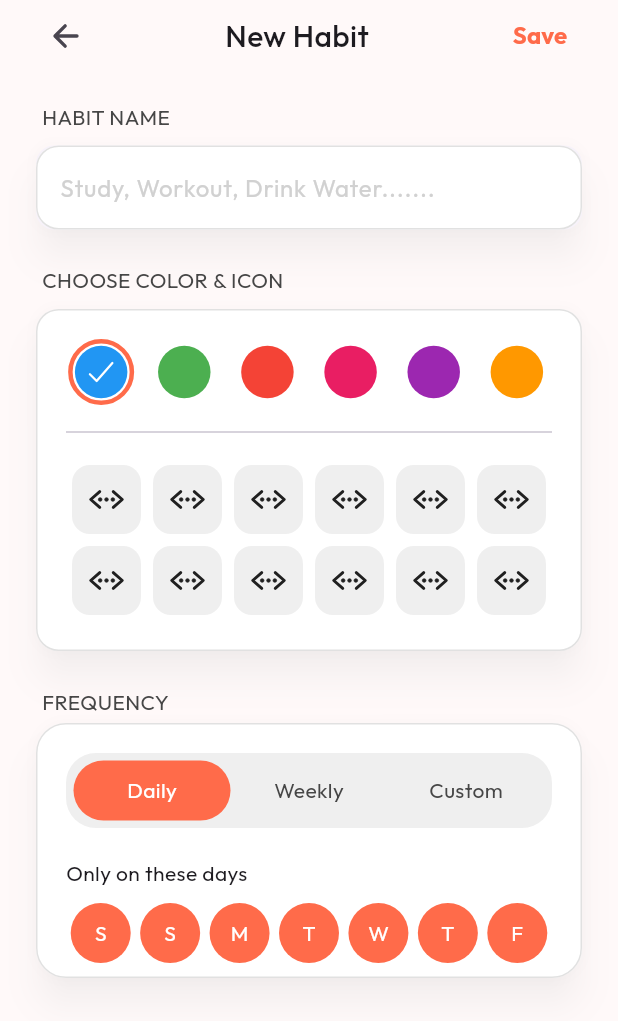
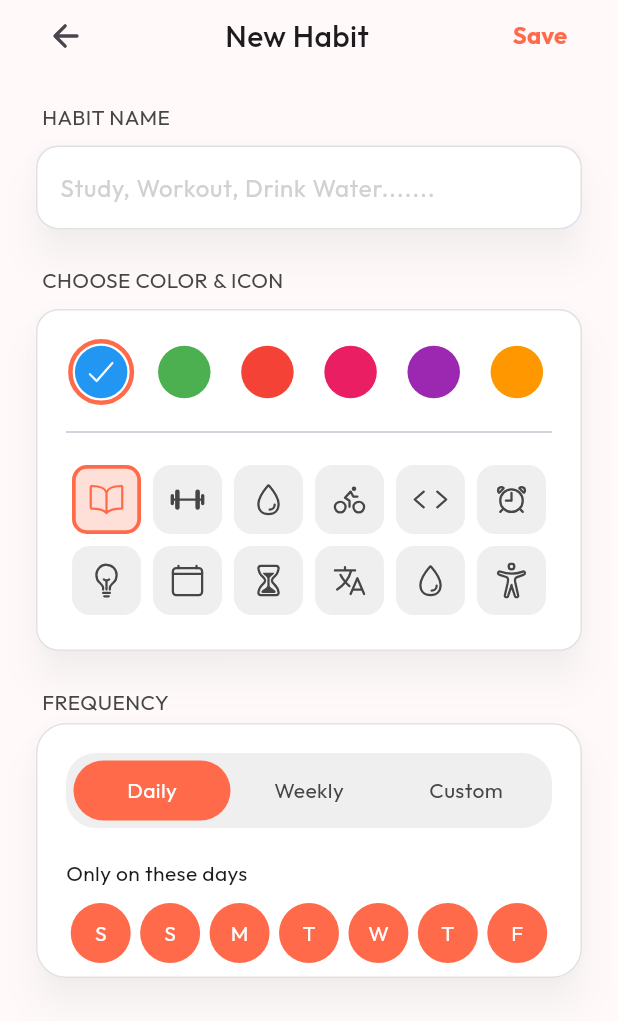
Before and after one commit to Preetham-Prasad-S/habit_tracker, a Flutter app: the HabitFormScreen screen opened directly, on a phone screen of 412 x 824 dp. Shown: the top 1021 px of the screen. Run offline on Flutter 3.47's test engine with Material 3 defaults, Android fonts, the phone set to English and light mode, and no system bars; our stand-ins replace get, google_fonts, ionicons, sqflite; accounts and stored records are empty.

Commit message:
Habit Form Colors section implementation on going.

```diff
--- /dev/null
+++ b/lib/core/utils/habit_colors.dart
@@ -0,0 +1,14 @@
+import 'package:flutter/material.dart';
+
+final class HabitColors {
+  HabitColors._();
+
+  static const Map<int, Color> habitColors = {
+    0: Colors.blue,
+    1: Colors.green,
+    2: Colors.red,
+    3: Colors.pink,
+    4: Colors.purple,
+    5: Colors.orange,
+  };
+}
--- /dev/null
+++ b/lib/core/utils/habit_icons.dart
@@ -0,0 +1,21 @@
+import 'package:flutter/material.dart';
+import 'package:ionicons/ionicons.dart';
+
+final class HabitIcons {
+  HabitIcons._();
+
+  static const Map<int, IconData> habitIcons = {
+    0: Ionicons.book_outline,
+    1: Ionicons.barbell_outline,
+    2: Ionicons.water_outline,
+    3: Ionicons.bicycle_outline,
+    4: Ionicons.code_outline,
+    5: Ionicons.alarm_outline,
+    6: Ionicons.bulb_outline,
+    7: Ionicons.calendar_clear_outline,
+    8: Ionicons.hourglass_outline,
+    9: Ionicons.language_outline,
+    10: Ionicons.water_outline,
+    11: Ionicons.accessibility_outline,
+  };
+}
--- a/lib/features/habit/presentation/controller/habit_form_controller.dart
+++ b/lib/features/habit/presentation/controller/habit_form_controller.dart
@@ -1,9 +1,14 @@
 import 'package:flutter/material.dart';
 import 'package:get/get.dart';
+import 'package:schedule_tracker/core/utils/habit_colors.dart';
+import 'package:schedule_tracker/core/utils/habit_icons.dart';
 
 class HabitFormController extends GetxController {
   final habitNameController = TextEditingController();
-  var selectedColor = 0.obs;
+  final habitColors = HabitColors.habitColors;
+  final habitIcons = HabitIcons.habitIcons;
+  final selectedColor = 0.obs;
+  final selectedIcon = 0.obs;
 
   @override
   void onClose() {
--- a/lib/features/habit/presentation/screens/habit_form_screen.dart
+++ b/lib/features/habit/presentation/screens/habit_form_screen.dart
@@ -33,7 +33,21 @@ class HabitFormScreen extends StatelessWidget {
                             habitFormController.habitNameController,
                       ),
                       const SizedBox(height: 20),
-                      const HabitColorIconWidget(),
+                      Obx(
+                        () => HabitColorIconWidget(
+                          habitColors: habitFormController.habitColors,
+                          onTapColor: (index) {
+                            habitFormController.selectedColor.value = index;
+                          },
+                          onTapIcon: (index) {
+                            habitFormController.selectedIcon.value = index;
+                          },
+                          selectedColor:
+                              habitFormController.selectedColor.value,
+                          selectedIcon: habitFormController.selectedIcon.value,
+                          habitIcons: habitFormController.habitIcons,
+                        ),
+                      ),
                       const SizedBox(height: 20),
                       const FrequencyWidget(),
                       const SizedBox(height: 20),
--- a/lib/features/habit/presentation/widgets/habit_color_icon_widget.dart
+++ b/lib/features/habit/presentation/widgets/habit_color_icon_widget.dart
@@ -4,24 +4,27 @@ import 'package:schedule_tracker/core/utils/app_colors.dart';
 import 'package:schedule_tracker/features/habit/presentation/widgets/section_title_widget.dart';
 
 class HabitColorIconWidget extends StatefulWidget {
-  const HabitColorIconWidget({super.key});
+  const HabitColorIconWidget({
+    super.key,
+    required this.habitColors,
+    required this.onTapColor,
+    required this.selectedColor,
+    required this.habitIcons,
+    required this.selectedIcon,
+    required this.onTapIcon,
+  });
+  final Map<int, Color> habitColors;
+  final Map<int, IconData> habitIcons;
+  final Function(int index) onTapColor;
+  final Function(int index) onTapIcon;
+  final int selectedColor;
+  final int selectedIcon;
 
   @override
   State<HabitColorIconWidget> createState() => _HabitColorIconWidgetState();
 }
 
 class _HabitColorIconWidgetState extends State<HabitColorIconWidget> {
-  int _selectedColor = 0;
-
-  final List<Color> _habitColors = const [
-    Colors.blue,
-    Colors.green,
-    Colors.red,
-    Colors.pink,
-    Colors.purple,
-    Colors.orange,
-  ];
-
   @override
   Widget build(BuildContext context) {
     return Column(
@@ -46,15 +49,13 @@ class _HabitColorIconWidgetState extends State<HabitColorIconWidget> {
                   mainAxisAlignment: MainAxisAlignment.spaceEvenly,
                   spacing: 10,
                   children: List.generate(
-                    _habitColors.length,
+                    widget.habitColors.length,
                     (index) => GestureDetector(
-                      onTap: () => setState(() {
-                        _selectedColor = index;
-                      }),
+                      onTap: () => widget.onTapColor(index),
                       child: Card(
                         elevation: 0,
                         color: AppColors.whiteColor,
-                        shape: _selectedColor == index
+                        shape: widget.selectedColor == index
                             ? CircleBorder(
                                 side: BorderSide(
                                   color: AppColors.primaryColor,
@@ -70,9 +71,9 @@ class _HabitColorIconWidgetState extends State<HabitColorIconWidget> {
                             width: 35,
                             decoration: ShapeDecoration(
                               shape: CircleBorder(),
-                              color: _habitColors[index],
+                              color: widget.habitColors[index],
                             ),
-                            child: _selectedColor == index
+                            child: widget.selectedColor == index
                                 ? Icon(
                                     Ionicons.checkmark_outline,
                                     color: AppColors.whiteColor,
@@ -94,10 +95,31 @@ class _HabitColorIconWidgetState extends State<HabitColorIconWidget> {
                     crossAxisCount: 6,
                   ),
                   itemCount: 12,
-                  itemBuilder: (context, index) => Card(
-                    elevation: 0,
-                    color: AppColors.greyBackdropColorLight,
-                    child: Icon(Ionicons.code_working),
+                  itemBuilder: (context, index) => GestureDetector(
+                    onTap: () => widget.onTapIcon(index),
+                    child: Card(
+                      shape: widget.selectedIcon == index
+                          ? RoundedRectangleBorder(
+                              borderRadius: BorderRadius.all(
+                                Radius.circular(10),
+                              ),
+                              side: BorderSide(
+                                color: AppColors.primaryColor,
+                                width: 2.5,
+                              ),
+                            )
+                          : null,
+                      elevation: 0,
+                      color: widget.selectedIcon == index
+                          ? AppColors.primaryBackdropColor
+                          : AppColors.greyBackdropColorLight,
+                      child: Icon(
+                        widget.habitIcons[index],
+                        color: widget.selectedIcon == index
+                            ? AppColors.primaryColor
+                            : AppColors.greyBackdropColorDark,
+                      ),
+                    ),
                   ),
                 ),
               ],
--- a/lib/main.dart
+++ b/lib/main.dart
@@ -4,8 +4,6 @@ import 'package:get/get.dart';
 import 'package:google_fonts/google_fonts.dart';
 import 'package:schedule_tracker/base_screen.dart';
 import 'package:schedule_tracker/core/services/app_database.dart';
-import 'package:schedule_tracker/features/habit/presentation/screens/habit_form_screen.dart';
-import 'package:schedule_tracker/splash_screen.dart';
 
 Future<void> main() async {
   WidgetsFlutterBinding.ensureInitialized();
@@ -28,7 +26,6 @@ class MyApp extends StatelessWidget {
   @override
   Widget build(BuildContext context) {
     return GetMaterialApp(
-
       debugShowCheckedModeBanner: false,
       home: BaseScreen(),
       theme: ThemeData(textTheme: GoogleFonts.outfitTextTheme()),
```
